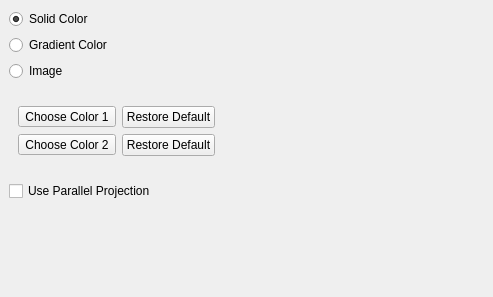
Above: Qt/Components/Resources/UI/pqRenderViewOptions.ui from Kitware/ParaView before the change. Below: the same form after it.
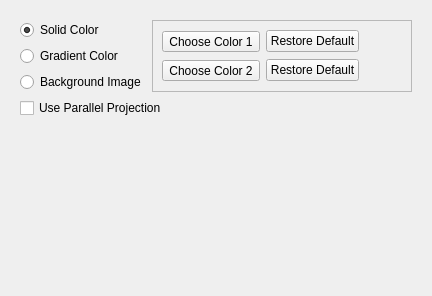
That is the form after the change. The open tabs and pages were chosen to show the change. Custom widgets are drawn as their Qt base class.

Commit message: ENH: Some restructuring of the dialog. It still looks ugly, but a little less uglier :).

Patch:
```diff
--- a/Qt/Components/Resources/UI/pqRenderViewOptions.ui
+++ b/Qt/Components/Resources/UI/pqRenderViewOptions.ui
@@ -6,27 +6,22 @@
    <rect>
     <x>0</x>
     <y>0</y>
-    <width>493</width>
-    <height>297</height>
+    <width>427</width>
+    <height>296</height>
    </rect>
   </property>
   <property name="windowTitle">
    <string>Form</string>
   </property>
-  <layout class="QGridLayout">
-   <property name="margin">
-    <number>0</number>
-   </property>
-   <item row="0" column="0">
+  <layout class="QVBoxLayout" name="verticalLayout">
+   <item>
     <widget class="QStackedWidget" name="stackedWidget">
      <property name="currentIndex">
       <number>0</number>
      </property>
      <widget class="QWidget" name="General">
-      <layout class="QVBoxLayout" name="verticalLayout_2">
-       <item>
-        <layout class="QVBoxLayout" name="verticalLayout">
-         <item>
+      <layout class="QGridLayout" name="gridLayout_2">
+       <item row="0" column="0">
           <widget class="QRadioButton" name="solidColor">
            <property name="enabled">
             <bool>true</bool>
@@ -45,33 +40,20 @@
            </property>
           </widget>
          </item>
-         <item>
-          <widget class="QRadioButton" name="gradientColor">
-           <property name="enabled">
-            <bool>true</bool>
-           </property>
-           <property name="text">
-            <string>Gradient Color</string>
-           </property>
-          </widget>
-         </item>
-         <item>
-          <widget class="QRadioButton" name="image">
-           <property name="text">
-            <string>Image</string>
-           </property>
-          </widget>
-         </item>
-        </layout>
-       </item>
-       <item>
+       <item row="0" column="1" rowspan="3">
         <widget class="QStackedWidget" name="stackedWidget2">
+         <property name="frameShape">
+          <enum>QFrame::StyledPanel</enum>
+         </property>
+         <property name="frameShadow">
+          <enum>QFrame::Sunken</enum>
+         </property>
          <property name="currentIndex">
           <number>0</number>
          </property>
          <widget class="QWidget" name="solidColorPage">
-          <layout class="QGridLayout" name="gridLayout">
-           <item row="0" column="0">
+          <layout class="QVBoxLayout" name="verticalLayout_4">
+           <item>
             <layout class="QHBoxLayout" name="horizontalLayout_2">
              <item>
               <widget class="pqStandardColorButton" name="backgroundColor">
@@ -117,12 +99,8 @@
           </layout>
          </widget>
          <widget class="QWidget" name="gradColorPage">
-          <layout class="QGridLayout" name="gridLayout_2">
+          <layout class="QGridLayout" name="gridLayout">
            <item row="0" column="0">
-            <layout class="QVBoxLayout" name="verticalLayout_3">
-             <item>
-              <layout class="QHBoxLayout" name="horizontalLayout">
-               <item>
                 <widget class="pqStandardColorButton" name="gradientColor1">
                  <property name="maximumSize">
                   <size>
@@ -135,7 +113,7 @@
                  </property>
                 </widget>
                </item>
-               <item>
+           <item row="0" column="1">
                 <widget class="QPushButton" name="restoreDefaultGradColor2">
                  <property name="sizePolicy">
                   <sizepolicy hsizetype="Fixed" vsizetype="Fixed">
@@ -154,24 +132,20 @@
                  </property>
                 </widget>
                </item>
-               <item>
+           <item row="0" column="2">
                 <spacer name="horizontalSpacer">
                  <property name="orientation">
                   <enum>Qt::Horizontal</enum>
                  </property>
                  <property name="sizeHint" stdset="0">
                   <size>
-                   <width>40</width>
-                   <height>20</height>
+               <width>38</width>
+               <height>23</height>
                   </size>
                  </property>
                 </spacer>
                </item>
-              </layout>
-             </item>
-             <item>
-              <layout class="QHBoxLayout" name="horizontalLayout_3">
-               <item>
+           <item row="1" column="0">
                 <widget class="pqStandardColorButton" name="gradientColor2">
                  <property name="maximumSize">
                   <size>
@@ -184,7 +158,7 @@
                  </property>
                 </widget>
                </item>
-               <item>
+           <item row="1" column="1">
                 <widget class="QPushButton" name="restoreDefaultGradColor1">
                  <property name="sizePolicy">
                   <sizepolicy hsizetype="Fixed" vsizetype="Fixed">
@@ -209,22 +183,18 @@
                  </property>
                 </widget>
                </item>
-               <item>
+           <item row="1" column="2">
                 <spacer name="horizontalSpacer_4">
                  <property name="orientation">
                   <enum>Qt::Horizontal</enum>
                  </property>
                  <property name="sizeHint" stdset="0">
                   <size>
-                   <width>40</width>
-                   <height>20</height>
+               <width>38</width>
+               <height>23</height>
                   </size>
                  </property>
                 </spacer>
-               </item>
-              </layout>
-             </item>
-            </layout>
            </item>
           </layout>
          </widget>
@@ -261,7 +231,24 @@
          </widget>
         </widget>
        </item>
-       <item>
+       <item row="1" column="0">
+        <widget class="QRadioButton" name="gradientColor">
+         <property name="enabled">
+          <bool>true</bool>
+         </property>
+         <property name="text">
+          <string>Gradient Color</string>
+         </property>
+        </widget>
+       </item>
+       <item row="2" column="0">
+        <widget class="QRadioButton" name="image">
+         <property name="text">
+          <string>Background Image</string>
+         </property>
+        </widget>
+       </item>
+       <item row="3" column="0" colspan="2">
         <widget class="QCheckBox" name="parallelProjection">
          <property name="toolTip">
           <string>&lt;html&gt;&lt;head&gt;&lt;meta name=&quot;qrichtext&quot; content=&quot;1&quot; /&gt;&lt;/head&gt;&lt;body style=&quot; white-space: pre-wrap; font-family:Sans Serif; font-size:9pt; font-weight:400; font-style:normal; text-decoration:none;&quot;&gt;&lt;p style=&quot; margin-top:0px; margin-bottom:0px; margin-left:0px; margin-right:0px; -qt-block-indent:0; text-indent:0px;&quot;&gt;Toggle the use of parallel projection (if parallel projection is off, perspective projection is used)&lt;/p&gt;&lt;/body&gt;&lt;/html&gt;</string>
@@ -274,7 +261,7 @@
          </property>
         </widget>
        </item>
-       <item>
+       <item row="4" column="0">
         <spacer name="verticalSpacer">
          <property name="orientation">
           <enum>Qt::Vertical</enum>
```
Left out of the diff: 35 changed lines with no effect on the pictures. Lines whose indentation alone changed are shown as unchanged.
